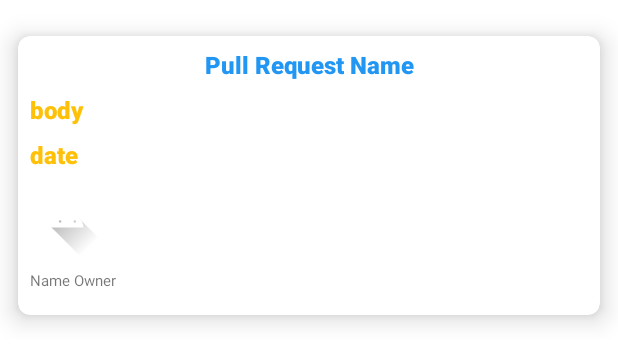
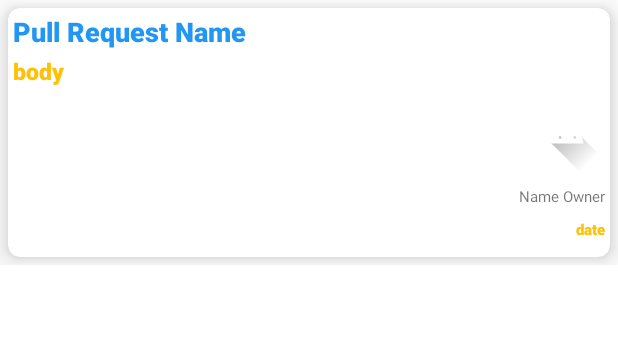
Before and after one commit to merfeus/projeto_002, an Android app: the layout item_pull.xml on its own in the app's theme, with its tools: preview values and no code run, on a phone screen of 412 x 824 dp. Shown: the top 364 px of the screen. Run offline under Robolectric (Android 15) with nearby library versions, the phone set to English and light mode, and no system bars.

Commit message:
ultimo ajuste feito, app 100%git add .

```diff
--- a/app/src/main/res/layout/item_pull.xml
+++ b/app/src/main/res/layout/item_pull.xml
@@ -17,10 +17,7 @@
             android:id="@+id/cardItem"
             android:layout_width="match_parent"
             android:layout_height="match_parent"
-            android:layout_marginStart="12dp"
-            android:layout_marginTop="24dp"
-            android:layout_marginEnd="12dp"
-            android:layout_marginBottom="16dp"
+            android:layout_margin="5dp"
             app:cardCornerRadius="8dp"
             app:cardElevation="10dp">
 
@@ -33,12 +30,12 @@
                     android:id="@+id/titlePull"
                     android:layout_width="0dp"
                     android:layout_height="wrap_content"
-                    android:layout_margin="8dp"
+                    android:layout_margin="3dp"
                     android:fontFamily="sans-serif-black"
-                    android:gravity="center"
+                    android:gravity="left"
                     android:text="Pull Request Name"
                     android:textColor="@color/blue"
-                    android:textSize="16sp"
+                    android:textSize="18sp"
                     app:layout_constraintEnd_toEndOf="parent"
                     app:layout_constraintStart_toStartOf="parent"
                     app:layout_constraintTop_toTopOf="parent" />
@@ -47,7 +44,7 @@
                     android:id="@+id/linearLayout"
                     android:layout_width="match_parent"
                     android:layout_height="wrap_content"
-                    android:layout_margin="8dp"
+                    android:layout_margin="3dp"
                     android:orientation="vertical"
                     app:layout_constraintBottom_toBottomOf="parent"
                     app:layout_constraintEnd_toEndOf="parent"
@@ -64,7 +61,27 @@
                         android:gravity="left"
                         android:text="body"
                         android:textColor="@color/yellow"
-                        android:textSize="16sp" />
+                        android:textSize="15sp" />
+
+                    <de.hdodenhof.circleimageview.CircleImageView
+                        android:id="@+id/avatarUserPull"
+                        android:layout_width="50dp"
+                        android:layout_height="50dp"
+                        android:layout_gravity="right"
+                        android:elevation="12dp"
+                        android:scaleType="centerCrop"
+                        android:src="@drawable/ic_launcher_foreground"
+                        tools:layout_editor_absoluteX="275dp" />
+
+                    <TextView
+                        android:id="@+id/nameOwnerPull"
+                        android:layout_width="match_parent"
+                        android:layout_height="wrap_content"
+                        android:layout_marginTop="8dp"
+                        android:layout_marginBottom="8dp"
+                        android:gravity="right"
+                        android:text="Name Owner"
+                        android:textSize="10sp" />
 
                     <TextView
                         android:id="@+id/datePull"
@@ -73,32 +90,10 @@
                         android:layout_marginBottom="8dp"
                         android:layout_weight="1"
                         android:fontFamily="sans-serif-black"
-                        android:gravity="left"
+                        android:gravity="right"
                         android:text="date"
                         android:textColor="@color/yellow"
-                        android:textSize="16sp" />
-
-
-                    <de.hdodenhof.circleimageview.CircleImageView
-                        android:id="@+id/avatarUserPull"
-                        android:layout_width="50dp"
-                        android:layout_height="50dp"
-                        android:layout_gravity="left"
-                        android:elevation="12dp"
-                        android:scaleType="centerCrop"
-                        android:src="@drawable/ic_launcher_foreground"
-                        tools:layout_editor_absoluteX="275dp" />
-
-                    <TextView
-                        android:id="@+id/nameOwnerPull"
-                        android:layout_width="wrap_content"
-                        android:layout_height="wrap_content"
-                        android:layout_marginTop="8dp"
-                        android:layout_marginBottom="8dp"
-                        android:gravity="center"
-                        android:text="Name Owner"
                         android:textSize="10sp" />
-
                 </LinearLayout>
 
             </androidx.constraintlayout.widget.ConstraintLayout>
--- a/app/src/main/res/values/themes.xml
+++ b/app/src/main/res/values/themes.xml
@@ -1,6 +1,6 @@
 <resources xmlns:tools="http://schemas.android.com/tools">
     <!-- Base application theme. -->
-    <style name="Theme.Projeto_002" parent="Theme.MaterialComponents.DayNight.DarkActionBar">
+    <style name="Theme.Projeto_002" parent="Theme.MaterialComponents.DayNight.NoActionBar">
         <!-- Primary brand color. -->
         <item name="colorPrimary">@color/purple_500</item>
         <item name="colorPrimaryVariant">@color/purple_700</item>
@@ -12,5 +12,24 @@
         <!-- Status bar color. -->
         <item name="android:statusBarColor" tools:targetApi="l">?attr/colorPrimaryVariant</item>
         <!-- Customize your theme here. -->
+
+        <item name="bottomSheetDialogTheme">@style/CustomBottomSheetDialog</item>
+
+    </style>
+
+    <style name="CustomBottomSheetDialog" parent="@style/ThemeOverlay.MaterialComponents.BottomSheetDialog">
+        <item name="bottomSheetStyle">@style/CustomBottomSheet</item>
+    </style>
+
+    <style name="CustomBottomSheet" parent="Widget.MaterialComponents.BottomSheet">
+        <item name="shapeAppearanceOverlay">@style/CustomShapeAppearanceBottomSheetDialog</item>
+    </style>
+
+    <style name="CustomShapeAppearanceBottomSheetDialog" parent="">
+        <item name="cornerFamily">rounded</item>
+        <item name="cornerSizeTopRight">16dp</item>
+        <item name="cornerSizeTopLeft">16dp</item>
+        <item name="cornerSizeBottomRight">0dp</item>
+        <item name="cornerSizeBottomLeft">0dp</item>
     </style>
 </resources>
```
Also changed, not shown: app/src/main/java/com/example/projeto_002/adapter/AdapterPull.kt (+5 -3 lines), app/src/main/java/com/example/projeto_002/view/MainFragment.kt (+9 -12 lines), app/src/main/java/com/example/projeto_002/view/dialog/PullRequestFragment.kt (+15 -3 lines), app/src/main/res/layout/pull_request_fragment.xml (+5 -18 lines).
